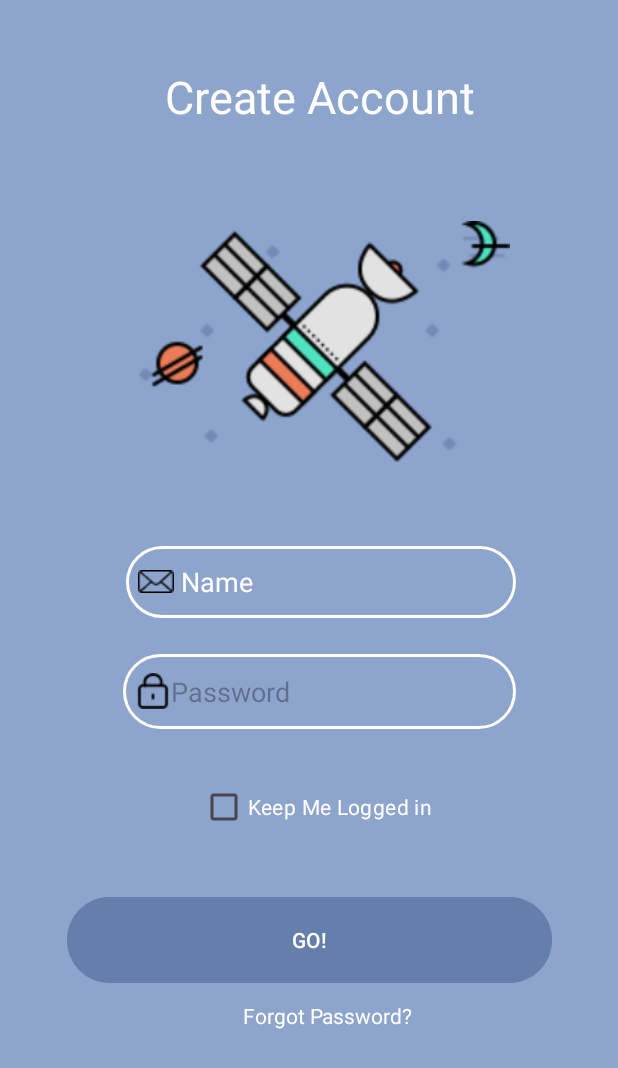
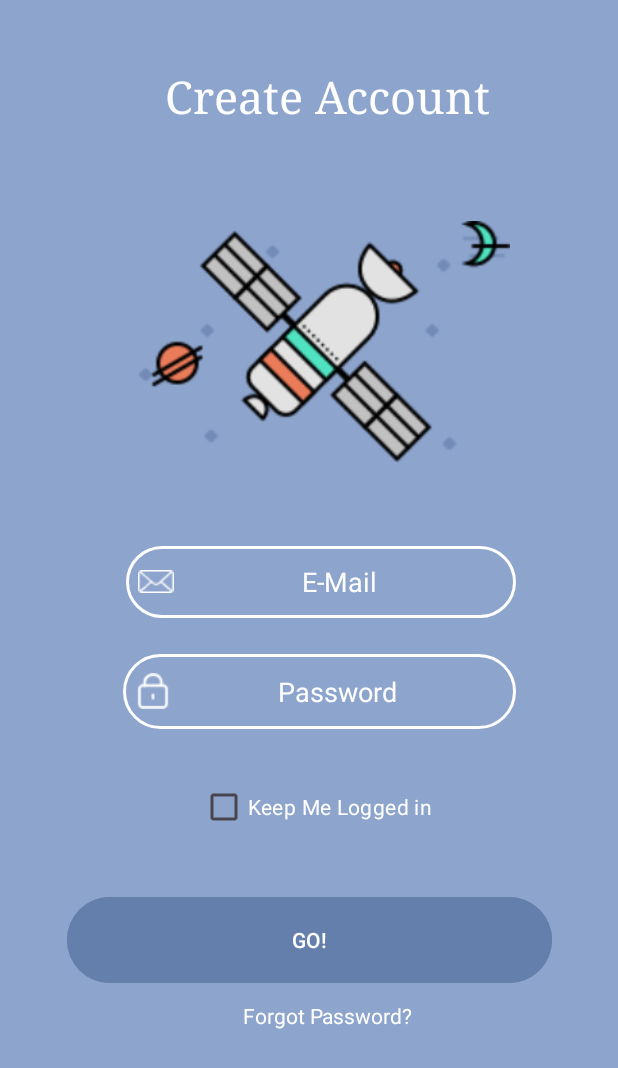
Before and after one commit to karlabiggio/SpaceUI, an Android app: the MainActivity2 screen opened directly, with no data from a screen before it, on a phone screen of 412 x 824 dp. Shown: the top 1068 px of the screen. Run offline under Robolectric (Android 15) with nearby library versions, the phone set to English and light mode, and no system bars.

```diff
--- a/app/build.gradle.kts
+++ b/app/build.gradle.kts
@@ -43,6 +43,8 @@ dependencies {
     implementation(libs.material)
     implementation(libs.androidx.activity)
     implementation(libs.androidx.constraintlayout)
+    implementation(libs.androidx.material3)
+    implementation(libs.androidx.compose.material3)
     testImplementation(libs.junit)
     androidTestImplementation(libs.androidx.junit)
     androidTestImplementation(libs.androidx.espresso.core)
--- a/app/src/main/res/drawable/borde.xml
+++ b/app/src/main/res/drawable/borde.xml
@@ -1,6 +1,5 @@
 <?xml version="1.0" encoding="utf-8"?>
 <shape xmlns:android="http://schemas.android.com/apk/res/android" android:shape="rectangle">
-
 
     <stroke
         android:width="2dp"
--- a/app/src/main/res/layout/activity_main2.xml
+++ b/app/src/main/res/layout/activity_main2.xml
@@ -15,6 +15,7 @@
         android:layout_marginTop="44dp"
         android:layout_marginEnd="60dp"
         android:text="Create Account"
+        android:fontFamily="serif"
         android:textColor="@color/white"
         android:textSize="30dp"
         app:layout_constraintEnd_toEndOf="parent"
@@ -29,8 +30,10 @@
         android:background="@drawable/borde"
         android:ems="10"
         android:inputType="text"
-        android:text=" Name"
+        android:text="E-Mail"
+        android:textAlignment="center"
         android:drawableStart="@drawable/email"
+        android:drawableTint="@color/white"
         android:textColor="@color/white"
         app:layout_constraintEnd_toEndOf="parent"
         app:layout_constraintTop_toBottomOf="@+id/imageView2" />
@@ -45,8 +48,10 @@
         android:ems="10"
         android:hint="@string/password"
         android:inputType="textPassword"
+        android:textAlignment="center"
         android:drawableStart="@drawable/password"
-        android:textColor="@color/white"
+        android:drawableTint="@color/white"
+        android:textColorHint="@color/white"
         app:layout_constraintEnd_toEndOf="parent"
         app:layout_constraintTop_toBottomOf="@+id/editTextText" />
 
--- a/gradle/libs.versions.toml
+++ b/gradle/libs.versions.toml
@@ -9,6 +9,8 @@ appcompat = "1.7.1"
 material = "1.13.0"
 activity = "1.11.0"
 constraintlayout = "2.2.1"
+material3 = "1.4.0"
+composeMaterial3 = "1.5.4"
 
 [libraries]
 androidx-core-ktx = { group = "androidx.core", name = "core-ktx", version.ref = "coreKtx" }
@@ -19,6 +21,8 @@ androidx-appcompat = { group = "androidx.appcompat", name = "appcompat", version
 material = { group = "com.google.android.material", name = "material", version.ref = "material" }
 androidx-activity = { group = "androidx.activity", name = "activity", version.ref = "activity" }
 androidx-constraintlayout = { group = "androidx.constraintlayout", name = "constraintlayout", version.ref = "constraintlayout" }
+androidx-material3 = { group = "androidx.compose.material3", name = "material3", version.ref = "material3" }
+androidx-compose-material3 = { group = "androidx.wear.compose", name = "compose-material3", version.ref = "composeMaterial3" }
 
 [plugins]
 android-application = { id = "com.android.application", version.ref = "agp" }
```
Also changed, not shown: app/src/main/java/edu/iesam/spacelogin/MainActivity.kt (+8 -0 lines).
